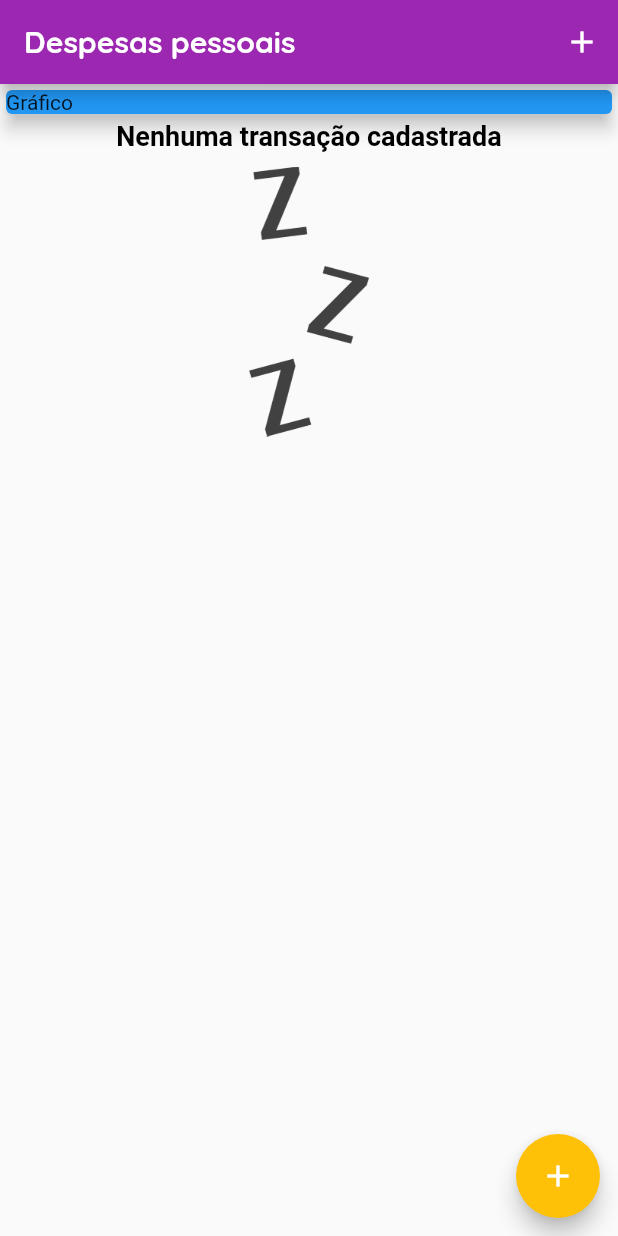
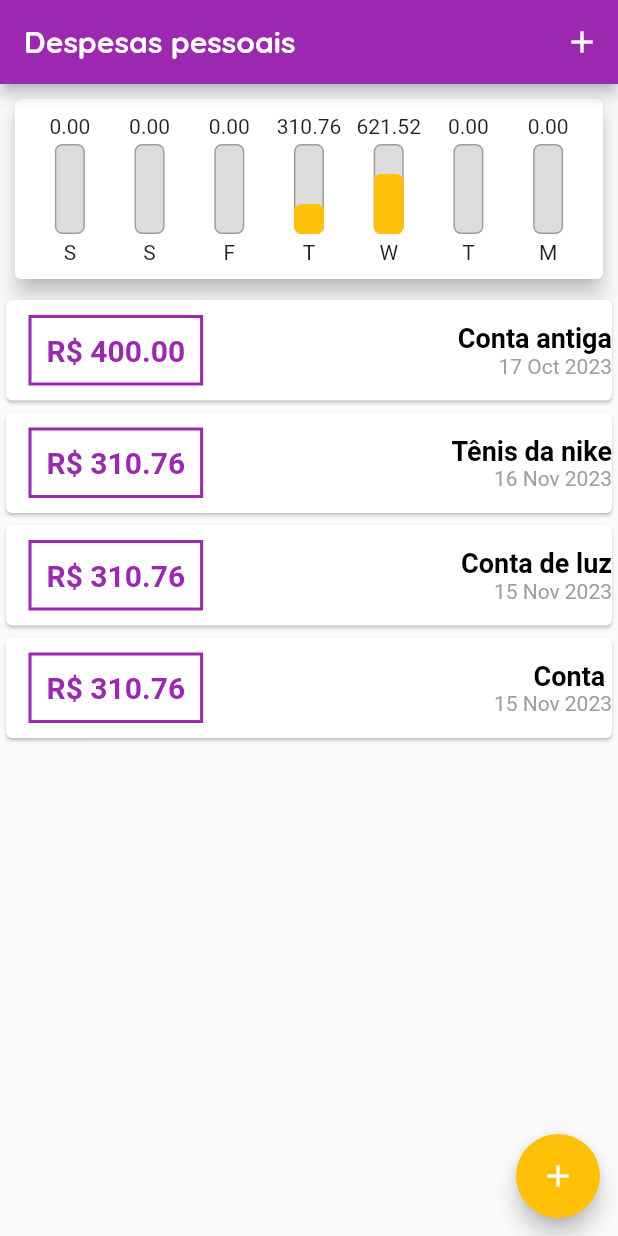
Before and after one commit to lucasalmeida00/expenses, a Flutter app: the screen it shows after launch, on a phone screen of 412 x 824 dp. Run offline on Flutter 3.47's test engine with Material 2 defaults, Android fonts, the phone set to English and light mode, and no system bars.

Commit message:
finalizado chart

```diff
--- /dev/null
+++ b/lib/components/chart.dart
@@ -0,0 +1,68 @@
+import 'package:expenses/components/chart_bar.dart';
+import 'package:expenses/models/transaction.dart';
+import 'package:flutter/material.dart';
+import 'package:intl/intl.dart';
+
+class Chart extends StatelessWidget {
+  final List<Transaction> recentTransactions;
+
+  const Chart(this.recentTransactions, {super.key});
+
+  List<Map<String, Object>> get groupedTransactions {
+    return List.generate(7, (index) {
+      final weekDay = DateTime.now().subtract(
+        Duration(days: index),
+      );
+
+      double totalSum = 0.0;
+
+      for (var i = 0; i < recentTransactions.length; i++) {
+        final transaction = recentTransactions[i];
+        bool sameDay = transaction.date.day == weekDay.day;
+        bool sameMonth = transaction.date.month == weekDay.month;
+        bool sameYear = transaction.date.year == weekDay.year;
+
+        if (sameDay && sameMonth && sameYear) {
+          totalSum += transaction.value;
+        }
+      }
+
+      return {
+        'day': DateFormat.E().format(weekDay)[0],
+        'value': totalSum,
+      };
+    });
+  }
+
+  double get _weekTotalValue {
+    return groupedTransactions.fold(
+      0.0,
+      (sum, tr) => sum + (tr['value'] as double),
+    );
+  }
+
+  @override
+  Widget build(BuildContext context) {
+    return Card(
+      elevation: 6,
+      margin: const EdgeInsets.all(10),
+      child: Padding(
+        padding: const EdgeInsets.all(10),
+        child: Row(
+          mainAxisAlignment: MainAxisAlignment.spaceAround,
+          children: groupedTransactions.map((tr) {
+            return Flexible(
+              fit: FlexFit.tight,
+              child: ChartBar(
+                label: tr['day'] as String,
+                value: tr['value'] as double,
+                // percentage: 0.20,
+                percentage: (tr['value'] as double) / _weekTotalValue,
+              ),
+            );
+          }).toList(),
+        ),
+      ),
+    );
+  }
+}
--- /dev/null
+++ b/lib/components/chart_bar.dart
@@ -0,0 +1,56 @@
+import 'package:flutter/material.dart';
+
+class ChartBar extends StatelessWidget {
+  final String label;
+  final double value;
+  final double percentage;
+
+  const ChartBar({
+    super.key,
+    required this.label,
+    required this.value,
+    required this.percentage,
+  });
+
+  @override
+  Widget build(BuildContext context) {
+    return Column(
+      children: [
+        FittedBox(
+          child: Text(value.toStringAsFixed(2)),
+        ),
+        const SizedBox(height: 4),
+        SizedBox(
+          height: 60,
+          width: 20,
+          child: Stack(
+            alignment: Alignment.bottomCenter,
+            children: [
+              Container(
+                decoration: BoxDecoration(
+                  border: Border.all(
+                    color: Colors.grey,
+                    width: 1,
+                  ),
+                  borderRadius: BorderRadius.circular(5),
+                  color: const Color.fromRGBO(220, 220, 220, 1),
+                ),
+              ),
+              FractionallySizedBox(
+                heightFactor: percentage,
+                child: Container(
+                  decoration: BoxDecoration(
+                    color: Theme.of(context).colorScheme.secondary,
+                    borderRadius: BorderRadius.circular(5),
+                  ),
+                ),
+              ),
+            ],
+          ),
+        ),
+        const SizedBox(height: 4),
+        Text(label),
+      ],
+    );
+  }
+}
--- a/lib/main.dart
+++ b/lib/main.dart
@@ -1,5 +1,6 @@
 import 'dart:math';
 
+import 'package:expenses/components/chart.dart';
 import 'package:expenses/components/transaction_form.dart';
 import 'package:expenses/components/transaction_list.dart';
 import 'package:expenses/models/transaction.dart';
@@ -15,7 +16,7 @@ class ExpensesApp extends StatelessWidget {
     final ThemeData tema = ThemeData();
 
     return MaterialApp(
-      home: MyHomePage(),
+      home: const MyHomePage(),
       theme: tema.copyWith(
         primaryColor: Colors.purple,
         colorScheme: tema.colorScheme.copyWith(
@@ -50,7 +51,40 @@ class MyHomePage extends StatefulWidget {
 }
 
 class _MyHomePageState extends State<MyHomePage> {
-  final List<Transaction> _transactions = [];
+  final List<Transaction> _transactions = [
+    Transaction(
+      id: Random().nextDouble().toString(),
+      title: 'Conta antiga',
+      value: 400,
+      date: DateTime.now().subtract(const Duration(days: 33)),
+    ),
+    Transaction(
+      id: Random().nextDouble().toString(),
+      title: 'Tênis da nike',
+      value: 310.76,
+      date: DateTime.now().subtract(const Duration(days: 3)),
+    ),
+    Transaction(
+      id: Random().nextDouble().toString(),
+      title: 'Conta de luz',
+      value: 310.76,
+      date: DateTime.now().subtract(const Duration(days: 4)),
+    ),
+    Transaction(
+      id: Random().nextDouble().toString(),
+      title: 'Conta ',
+      value: 310.76,
+      date: DateTime.now().subtract(const Duration(days: 4)),
+    )
+  ];
+
+  List<Transaction> get _recentTransactions {
+    return _transactions.where((transaction) {
+      return transaction.date.isAfter(
+        DateTime.now().subtract(const Duration(days: 7)),
+      );
+    }).toList();
+  }
 
   _addTransaction(String title, double value) {
     final newTransaction = Transaction(
@@ -98,13 +132,7 @@ class _MyHomePageState extends State<MyHomePage> {
       body: Column(
         crossAxisAlignment: CrossAxisAlignment.stretch,
         children: [
-          const SizedBox(
-            child: Card(
-              color: Colors.blue,
-              elevation: 5,
-              child: Text('Gráfico'),
-            ),
-          ),
+          Chart(_recentTransactions),
           TransactionList(_transactions),
         ],
       ),
```
